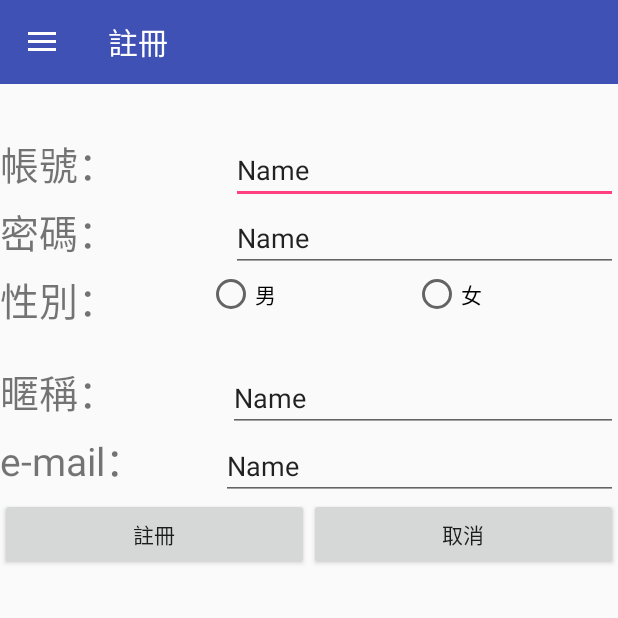
After one commit to BentoOfKing/BentoOfKing, an Android app: the RegisterActivity screen opened directly, with no data from a screen before it, on a phone screen of 412 x 824 dp, the top half of it. The commit adds this screen. Run offline under Robolectric (Android 15) with nearby library versions, the phone set to English and light mode, and no system bars.

Commit message:
Merge remote-tracking branch 'origin/master'
# Conflicts:
#	app/src/main/res/layout/lookmember.xml
#	app/src/main/res/values/dimens.xml

```diff
--- /dev/null
+++ b/app/src/main/java/com/cce/nkfust/tw/bentoofking/Drawer.java
@@ -0,0 +1,64 @@
+package com.cce.nkfust.tw.bentoofking;
+
+import android.app.Activity;
+import android.content.Context;
+import android.content.Intent;
+import android.graphics.Color;
+import android.support.v4.content.ContextCompat;
+import android.support.v4.widget.DrawerLayout;
+import android.support.v7.app.ActionBarDrawerToggle;
+import android.support.v7.app.AppCompatActivity;
+import android.os.Bundle;
+import android.support.v7.widget.Toolbar;
+import android.view.View;
+import android.widget.AdapterView;
+import android.widget.ArrayAdapter;
+import android.widget.ListView;
+
+public class Drawer extends AppCompatActivity{
+    Context context;
+    void init(Context context, Toolbar toolbar, ListView drawerListView, DrawerLayout drawerLayout){
+        String[] visitorMenuItem = {context.getResources().getString(R.string.mainActivity),context.getResources().getString(R.string.login),context.getResources().getString(R.string.register),context.getResources().getString(R.string.becomeStore),context.getResources().getString(R.string.about)};
+        this.context = context;
+        toolbar.setTitle("便當王");
+        ActionBarDrawerToggle drawerToggle = new ActionBarDrawerToggle((Activity) context,drawerLayout,toolbar,R.string.open,R.string.close);
+        drawerToggle.syncState();
+        drawerToggle.getDrawerArrowDrawable().setColor(ContextCompat.getColor(context,R.color.white));
+        drawerLayout.addDrawerListener(drawerToggle);
+        drawerLayout.setScrimColor(Color.TRANSPARENT);
+        drawerListView.setAdapter(new ArrayAdapter<String>(context,R.layout.drawer_list_item,visitorMenuItem));
+        drawerListView.setOnItemClickListener(drawerListener);
+
+    }
+    private ListView.OnItemClickListener drawerListener = new ListView.OnItemClickListener(){
+        @Override
+        public void onItemClick(AdapterView<?> adapterView, View view, int i, long l) {
+            Intent intent = new Intent();
+            switch (i){
+                case 0:
+                    //主頁
+                    intent.setClass(context,MainActivity.class);
+                    context.startActivity(intent);
+                    //((Activity)context).finish();
+                    break;
+                case 1:
+                    //登入
+                    break;
+                case 2:
+                    //註冊
+                    intent.setClass(context,RegisterActivity.class);
+                    context.startActivity(intent);
+                    //((Activity)context).finish();
+                    break;
+                case 3:
+                    //成為店家
+                    break;
+                case 4:
+                    //關於
+                    break;
+                default:
+                    break;
+            }
+        }
+    };
+}
--- a/app/src/main/java/com/cce/nkfust/tw/bentoofking/MainActivity.java
+++ b/app/src/main/java/com/cce/nkfust/tw/bentoofking/MainActivity.java
@@ -1,64 +1,23 @@
 package com.cce.nkfust.tw.bentoofking;
 
-import android.content.Intent;
-import android.graphics.Color;
-import android.support.v4.content.ContextCompat;
 import android.support.v4.widget.DrawerLayout;
-import android.support.v7.app.ActionBarDrawerToggle;
-import android.support.v7.app.AppCompatActivity;
 import android.os.Bundle;
 import android.support.v7.widget.Toolbar;
-import android.view.View;
-import android.widget.AdapterView;
-import android.widget.ArrayAdapter;
 import android.widget.ListView;
 
-public class MainActivity extends AppCompatActivity {
+public class MainActivity extends RootAppCompatActivity {
     private Toolbar toolbar;
     private ListView drawerListView;
     private DrawerLayout drawerLayout;
-    private ActionBarDrawerToggle drawerToggle;
     @Override
     protected void onCreate(Bundle savedInstanceState) {
         super.onCreate(savedInstanceState);
         setContentView(R.layout.activity_main);
-        String[] visitorMenuItem = {getResources().getString(R.string.login),getResources().getString(R.string.register),getResources().getString(R.string.becomeStore),getResources().getString(R.string.about)};
-        toolbar = (Toolbar) findViewById(R.id.toolbar);
-        toolbar.setTitle("便當王");
-        drawerLayout = (DrawerLayout) findViewById(R.id.drawerLayout);
-        drawerListView = (ListView) findViewById(R.id.drawerListView);
-        drawerToggle = new ActionBarDrawerToggle(this,drawerLayout,toolbar,R.string.open,R.string.close);
-        drawerToggle.syncState();
-        drawerToggle.getDrawerArrowDrawable().setColor(ContextCompat.getColor(this,R.color.white));
-        drawerLayout.addDrawerListener(drawerToggle);
-        drawerLayout.setScrimColor(Color.TRANSPARENT);
+        toolbar = findViewById(R.id.toolbar);
+        drawerLayout = findViewById(R.id.drawerLayout);
+        drawerListView = findViewById(R.id.drawerListView);
+        Drawer drawer = new Drawer();
+        drawer.init(this,toolbar,drawerListView,drawerLayout);
         toolbar.inflateMenu(R.menu.toolbar_menu);
-        drawerListView.setAdapter(new ArrayAdapter<String>(this,R.layout.drawer_list_item,visitorMenuItem));
-        drawerListView.setOnItemClickListener(drawerListener);
     }
-    private ListView.OnItemClickListener drawerListener = new ListView.OnItemClickListener(){
-        @Override
-        public void onItemClick(AdapterView<?> adapterView, View view, int i, long l) {
-            Intent intent = new Intent();
-            switch (i){
-                case 0:
-                    //登入
-                    break;
-                case 1:
-                    //註冊
-                    intent.setClass(MainActivity.this,RegisterActivity.class);
-                    startActivity(intent);
-                    //MainActivity.this.finish();
-                    break;
-                case 2:
-                    //成為店家
-                    break;
-                case 3:
-                    //關於
-                    break;
-                default:
-                    break;
-            }
-        }
-    };
 }
--- /dev/null
+++ b/app/src/main/java/com/cce/nkfust/tw/bentoofking/RegisterActivity.java
@@ -0,0 +1,28 @@
+package com.cce.nkfust.tw.bentoofking;
+
+import android.os.Bundle;
+import android.support.design.widget.FloatingActionButton;
+import android.support.design.widget.Snackbar;
+import android.support.v4.widget.DrawerLayout;
+import android.support.v7.app.AppCompatActivity;
+import android.support.v7.widget.Toolbar;
+import android.view.View;
+import android.widget.ListView;
+
+public class RegisterActivity extends RootAppCompatActivity {
+    private Toolbar toolbar;
+    private ListView drawerListView;
+    private DrawerLayout drawerLayout;
+    @Override
+    protected void onCreate(Bundle savedInstanceState) {
+        super.onCreate(savedInstanceState);
+        setContentView(R.layout.activity_register);
+        toolbar = (Toolbar) findViewById(R.id.toolbar);
+        drawerLayout = (DrawerLayout) findViewById(R.id.drawerLayout);
+        drawerListView = (ListView) findViewById(R.id.drawerListView);
+        Drawer drawer = new Drawer();
+        drawer.init(this,toolbar,drawerListView,drawerLayout);
+        toolbar.setTitle(getResources().getString(R.string.register));
+    }
+
+}
--- /dev/null
+++ b/app/src/main/java/com/cce/nkfust/tw/bentoofking/RootAppCompatActivity.java
@@ -0,0 +1,26 @@
+package com.cce.nkfust.tw.bentoofking;
+
+import android.support.v7.app.AppCompatActivity;
+import android.view.KeyEvent;
+import android.widget.Toast;
+
+/**
+ * Created by John on 2018/4/5.
+ */
+
+public class RootAppCompatActivity extends AppCompatActivity {
+    private long mExitTime;
+    public boolean onKeyDown(int keyCode, KeyEvent event) {
+        if (keyCode == KeyEvent.KEYCODE_BACK) {
+            if ((System.currentTimeMillis() - mExitTime) > 2000) {
+                Toast.makeText(this, "再按一次離開程式", Toast.LENGTH_SHORT).show();
+                mExitTime = System.currentTimeMillis();
+            } else {
+                System.exit(0);
+            }
+            return true;
+        }
+        return super.onKeyDown(keyCode, event);
+    }
+
+}
--- /dev/null
+++ b/app/src/main/res/layout/activity_register.xml
@@ -0,0 +1,223 @@
+<?xml version="1.0" encoding="utf-8"?>
+<LinearLayout xmlns:android="http://schemas.android.com/apk/res/android"
+    xmlns:app="http://schemas.android.com/apk/res-auto"
+    xmlns:tools="http://schemas.android.com/tools"
+    android:layout_width="match_parent"
+    android:layout_height="match_parent"
+    android:orientation="vertical"
+    tools:context="com.cce.nkfust.tw.bentoofking.MainActivity">
+
+    <android.support.v7.widget.Toolbar
+        android:id="@+id/toolbar"
+        android:layout_width="match_parent"
+        android:layout_height="?attr/actionBarSize"
+        android:background="?attr/colorPrimary"
+        android:theme="@style/ThemeOverlay.AppCompat.ActionBar"
+        app:popupTheme="@style/ThemeOverlay.AppCompat.Light"
+        app:title="便當王"
+        />
+
+    <android.support.v4.widget.DrawerLayout
+        android:id="@+id/drawerLayout"
+        android:layout_width="match_parent"
+        android:layout_height="match_parent">
+        <!-- The main content view -->
+        <LinearLayout
+            android:id="@+id/content_frame"
+            android:layout_width="match_parent"
+            android:layout_height="match_parent"
+            android:orientation="vertical">
+
+            <LinearLayout
+                android:id="@+id/linearLayout"
+                android:layout_width="match_parent"
+                android:layout_height="33dp"
+                android:orientation="horizontal">
+
+            </LinearLayout>
+
+            <LinearLayout
+                android:id="@+id/Member_frame"
+                android:layout_width="match_parent"
+                android:layout_height="wrap_content"
+                android:orientation="horizontal">
+
+                <TextView
+                    android:id="@+id/MemberNumber"
+                    android:layout_width="110dp"
+                    android:layout_height="wrap_content"
+                    android:layout_weight="1"
+                    android:text="@string/member_number"
+                    android:textSize="@dimen/title_size" />
+
+                <EditText
+                    android:id="@+id/memberNumber"
+                    android:layout_width="wrap_content"
+                    android:layout_height="wrap_content"
+                    android:layout_weight="1"
+                    android:ems="10"
+                    android:inputType="textPersonName"
+                    android:text="Name" />
+            </LinearLayout>
+
+            <LinearLayout
+                android:id="@+id/Password_frame"
+                android:layout_width="match_parent"
+                android:layout_height="wrap_content"
+                android:orientation="horizontal">
+
+                <TextView
+                    android:id="@+id/Password"
+                    android:layout_width="110dp"
+                    android:layout_height="wrap_content"
+                    android:layout_weight="1"
+                    android:text="@string/password"
+                    android:textSize="@dimen/title_size" />
+
+                <EditText
+                    android:id="@+id/password"
+                    android:layout_width="wrap_content"
+                    android:layout_height="wrap_content"
+                    android:layout_weight="1"
+                    android:ems="10"
+                    android:inputType="textPersonName"
+                    android:text="Name" />
+            </LinearLayout>
+
+            <LinearLayout
+                android:id="@+id/Sex_frame"
+                android:layout_width="match_parent"
+                android:layout_height="61dp"
+                android:orientation="horizontal">
+
+                <TextView
+                    android:id="@+id/Sex"
+                    android:layout_width="275dp"
+                    android:layout_height="wrap_content"
+                    android:layout_weight="1"
+                    android:text="@string/sex"
+                    android:textSize="@dimen/title_size" />
+
+                <LinearLayout
+                    android:id="@+id/radiobutton"
+                    android:layout_width="match_parent"
+                    android:layout_height="match_parent"
+                    android:layout_weight="1"
+                    android:orientation="horizontal">
+
+                    <RadioGroup
+                        android:layout_width="match_parent"
+                        android:layout_height="44dp"
+                        android:orientation="horizontal">
+
+                        <RadioButton
+                            android:id="@+id/radio_m"
+                            android:layout_width="match_parent"
+                            android:layout_height="wrap_content"
+                            android:layout_weight="1"
+                            android:text="@string/man" />
+
+                        <RadioButton
+                            android:id="@+id/radio_f"
+                            android:layout_width="match_parent"
+                            android:layout_height="wrap_content"
+                            android:layout_weight="1"
+                            android:text="@string/woman" />
+                    </RadioGroup>
+                </LinearLayout>
+
+            </LinearLayout>
+
+            <LinearLayout
+                android:id="@+id/Nickname_frame"
+                android:layout_width="match_parent"
+                android:layout_height="wrap_content"
+                android:orientation="horizontal">
+
+                <TextView
+                    android:id="@+id/Nickname"
+                    android:layout_width="105dp"
+                    android:layout_height="wrap_content"
+                    android:layout_weight="1"
+                    android:text="@string/nickname"
+                    android:textSize="@dimen/title_size" />
+
+                <EditText
+                    android:id="@+id/nickname"
+                    android:layout_width="wrap_content"
+                    android:layout_height="wrap_content"
+                    android:layout_weight="1"
+                    android:ems="10"
+                    android:inputType="textPersonName"
+                    android:text="Name" />
+            </LinearLayout>
+
+            <LinearLayout
+                android:id="@+id/Emailframe"
+                android:layout_width="match_parent"
+                android:layout_height="wrap_content"
+                android:orientation="horizontal">
+
+                <TextView
+                    android:id="@+id/E-mail"
+                    android:layout_width="wrap_content"
+                    android:layout_height="wrap_content"
+                    android:layout_weight="1"
+                    android:text="@string/email"
+                    android:textSize="@dimen/title_size" />
+
+                <EditText
+                    android:id="@+id/e-mail"
+                    android:layout_width="wrap_content"
+                    android:layout_height="wrap_content"
+                    android:layout_weight="1"
+                    android:ems="10"
+                    android:inputType="textPersonName"
+                    android:text="Name" />
+            </LinearLayout>
+
+
+            <LinearLayout
+                android:id="@+id/Button_frame"
+                android:layout_width="match_parent"
+                android:layout_height="wrap_content">
+
+
+                <Button
+                    android:id="@+id/registered"
+                    android:layout_width="wrap_content"
+                    android:layout_height="wrap_content"
+                    android:layout_weight="1"
+                    android:text="@string/registered" />
+
+                <Button
+                    android:id="@+id/cancel"
+                    android:layout_width="wrap_content"
+                    android:layout_height="wrap_content"
+                    android:layout_weight="1"
+                    android:text="@string/cancel" />
+            </LinearLayout>
+
+
+
+
+
+
+
+
+        </LinearLayout>
+
+        <!-- The navigation drawer -->
+        <ListView
+            android:id="@+id/drawerListView"
+            android:layout_width="240dp"
+            android:layout_height="match_parent"
+            android:layout_gravity="start"
+            android:background="@android:color/holo_orange_dark"
+            android:choiceMode="singleChoice"
+            android:divider="@android:color/transparent"
+            android:dividerHeight="0dp" />
+    </android.support.v4.widget.DrawerLayout>
+
+
+</LinearLayout>
--- /dev/null
+++ b/app/src/main/res/layout/content_register.xml
@@ -0,0 +1,11 @@
+<?xml version="1.0" encoding="utf-8"?>
+<android.support.constraint.ConstraintLayout xmlns:android="http://schemas.android.com/apk/res/android"
+    xmlns:app="http://schemas.android.com/apk/res-auto"
+    xmlns:tools="http://schemas.android.com/tools"
+    android:layout_width="match_parent"
+    android:layout_height="match_parent"
+    app:layout_behavior="@string/appbar_scrolling_view_behavior"
+    tools:context="com.cce.nkfust.tw.bentoofking.RegisterActivity"
+    tools:showIn="@layout/activity_register">
+
+</android.support.constraint.ConstraintLayout>
--- a/app/src/main/res/values/strings.xml
+++ b/app/src/main/res/values/strings.xml
@@ -47,4 +47,5 @@
     <string name="becomeStore">成為店家</string>
     <string name="about">關於</string>
     <string name="title_activity_register">RegisterActivity</string>
-</resources>
+    <string name="mainActivity">主頁</string>
+    </resources>
```
